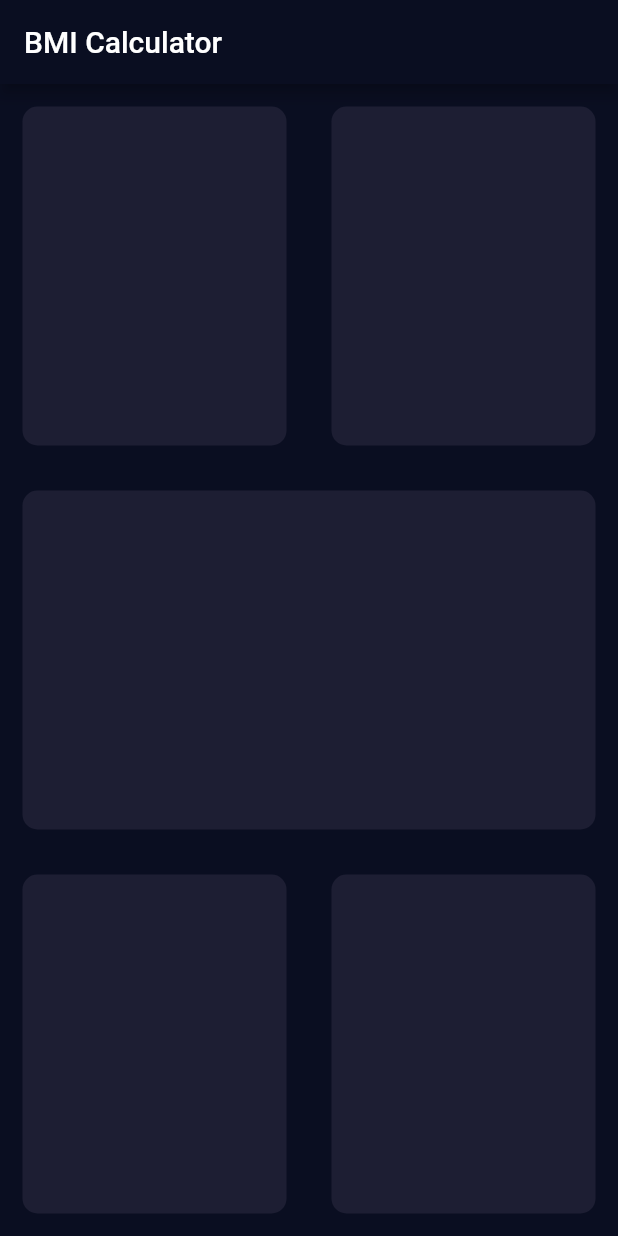
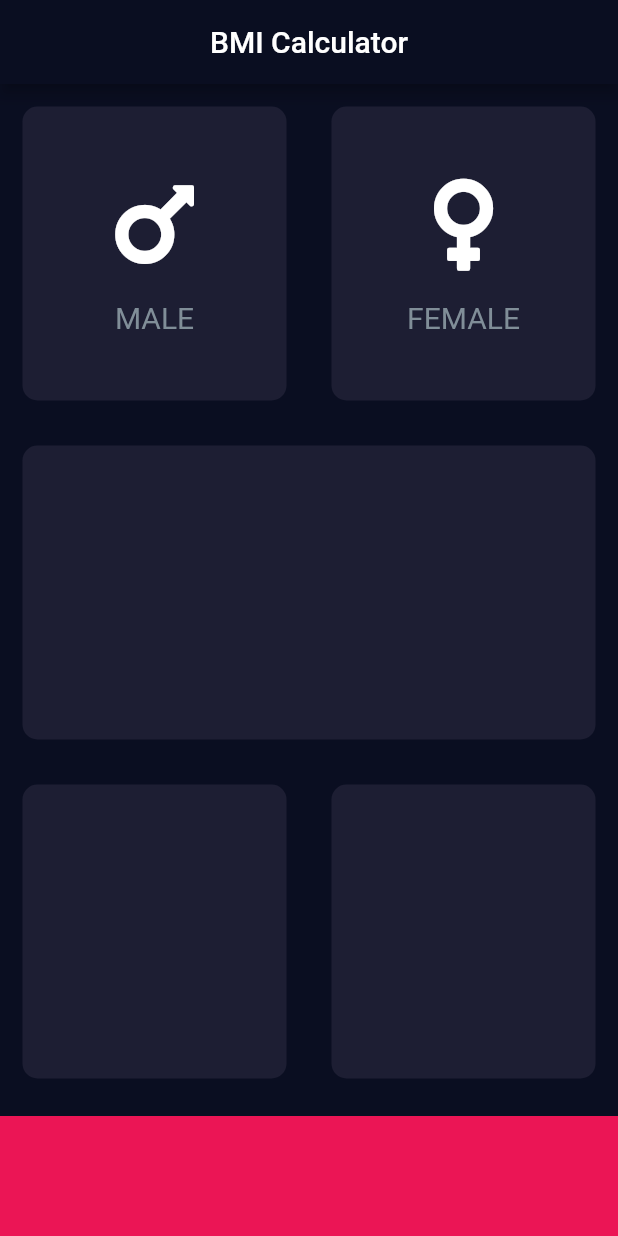
Before and after one commit to Satvik28/Flutter, a Flutter app: the screen it shows after launch, on a phone screen of 412 x 824 dp. Run offline on Flutter 3.47's test engine with Material 2 defaults, Android fonts, the phone set to English and light mode, and no system bars; our stand-ins replace audioplayers, font_awesome_flutter, rflutter_alert.

Commit message:
BMI Updated

```diff
--- /dev/null
+++ b/bmi_calculator/lib/icon_content.dart
@@ -0,0 +1,36 @@
+import 'package:flutter/material.dart';
+
+const iconSize = 70.0;
+
+const textStyle = TextStyle(
+  fontSize: 20.0,
+  color: Color(0xFF808E98),
+);
+
+class IconContent extends StatelessWidget {
+  final String genderText;
+  final IconData genderIcon;
+
+  const IconContent({required this.genderText, required this.genderIcon})
+      : super(key: null);
+
+  @override
+  Widget build(BuildContext context) {
+    return Column(
+      mainAxisAlignment: MainAxisAlignment.center,
+      children: [
+        Icon(
+          genderIcon,
+          size: iconSize,
+        ),
+        const SizedBox(
+          height: 15.0,
+        ),
+        Text(
+          genderText,
+          style: textStyle,
+        ),
+      ],
+    );
+  }
+}
--- a/bmi_calculator/lib/input_page.dart
+++ b/bmi_calculator/lib/input_page.dart
@@ -1,4 +1,11 @@
 import 'package:flutter/material.dart';
+import 'package:font_awesome_flutter/font_awesome_flutter.dart';
+import 'icon_content.dart';
+import 'reusable_card.dart';
+
+const double bottomContainerHeight = 80.0;
+const activeCardColor = Color(0xFF1D1E33);
+const bottomContainerColour = Color(0xFFEB1555);
 
 class InputPage extends StatefulWidget {
   const InputPage({Key? key}) : super(key: key);
@@ -12,6 +19,7 @@ class _InputPageState extends State<InputPage> {
   Widget build(BuildContext context) {
     return Scaffold(
       appBar: AppBar(
+        centerTitle: true,
         title: const Text('BMI Calculator'),
         backgroundColor: const Color(0xFF0A0E21),
       ),
@@ -19,15 +27,23 @@ class _InputPageState extends State<InputPage> {
         children: [
           Expanded(
             child: Row(
-              children: [
+              children: const [
                 Expanded(
                   child: ReusableCard(
-                    colour: const Color(0xFF1D1E33),
+                    colour: activeCardColor,
+                    cardChild: IconContent(
+                      genderIcon: FontAwesomeIcons.mars,
+                      genderText: 'MALE',
+                    ),
                   ),
                 ),
                 Expanded(
                   child: ReusableCard(
-                    colour: const Color(0xFF1D1E33),
+                    colour: activeCardColor,
+                    cardChild: IconContent(
+                      genderIcon: FontAwesomeIcons.venus,
+                      genderText: 'FEMALE',
+                    ),
                   ),
                 )
               ],
@@ -35,7 +51,8 @@ class _InputPageState extends State<InputPage> {
           ),
           Expanded(
             child: ReusableCard(
-              colour: const Color(0xFF1D1E33),
+              colour: activeCardColor,
+              cardChild: null,
             ),
           ),
           Expanded(
@@ -43,34 +60,25 @@ class _InputPageState extends State<InputPage> {
               children: [
                 Expanded(
                   child: ReusableCard(
-                    colour: const Color(0xFF1D1E33),
+                    colour: activeCardColor,
                   ),
                 ),
                 Expanded(
                   child: ReusableCard(
-                    colour: const Color(0xFF1D1E33),
+                    colour: activeCardColor,
                   ),
                 ),
               ],
             ),
+          ),
+          Container(
+            color: bottomContainerColour,
+            margin: const EdgeInsets.only(top: 10.0),
+            width: double.infinity,
+            height: bottomContainerHeight,
           ),
         ],
       ),
     );
   }
 }
-
-class ReusableCard extends StatelessWidget {
-  final Color colour;
-  ReusableCard({required this.colour}) : super(key: null);
-  @override
-  Widget build(BuildContext context) {
-    return Container(
-      margin: const EdgeInsets.all(15.0),
-      decoration: BoxDecoration(
-        color: colour,
-        borderRadius: BorderRadius.circular(10.0),
-      ),
-    );
-  }
-}
--- /dev/null
+++ b/bmi_calculator/lib/reusable_card.dart
@@ -0,0 +1,18 @@
+import 'package:flutter/material.dart';
+
+class ReusableCard extends StatelessWidget {
+  final Color colour;
+  final Widget? cardChild;
+  const ReusableCard({required this.colour, this.cardChild}) : super(key: null);
+  @override
+  Widget build(BuildContext context) {
+    return Container(
+      child: cardChild,
+      margin: const EdgeInsets.all(15.0),
+      decoration: BoxDecoration(
+        color: colour,
+        borderRadius: BorderRadius.circular(10.0),
+      ),
+    );
+  }
+}
--- a/bmi_calculator/pubspec.yaml
+++ b/bmi_calculator/pubspec.yaml
@@ -34,6 +34,7 @@ dependencies:
   # The following adds the Cupertino Icons font to your application.
   # Use with the CupertinoIcons class for iOS style icons.
   cupertino_icons: ^1.0.2
+  font_awesome_flutter: ^9.2.0
 
 dev_dependencies:
   flutter_test:
```
Also changed, not shown: bmi_calculator/pubspec.lock.
